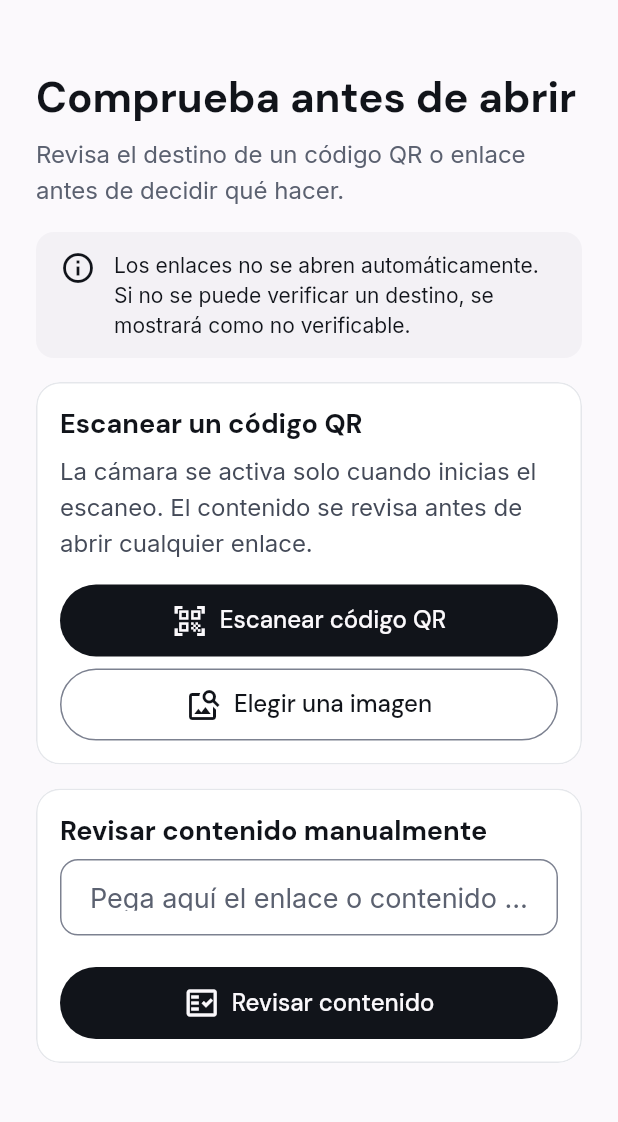
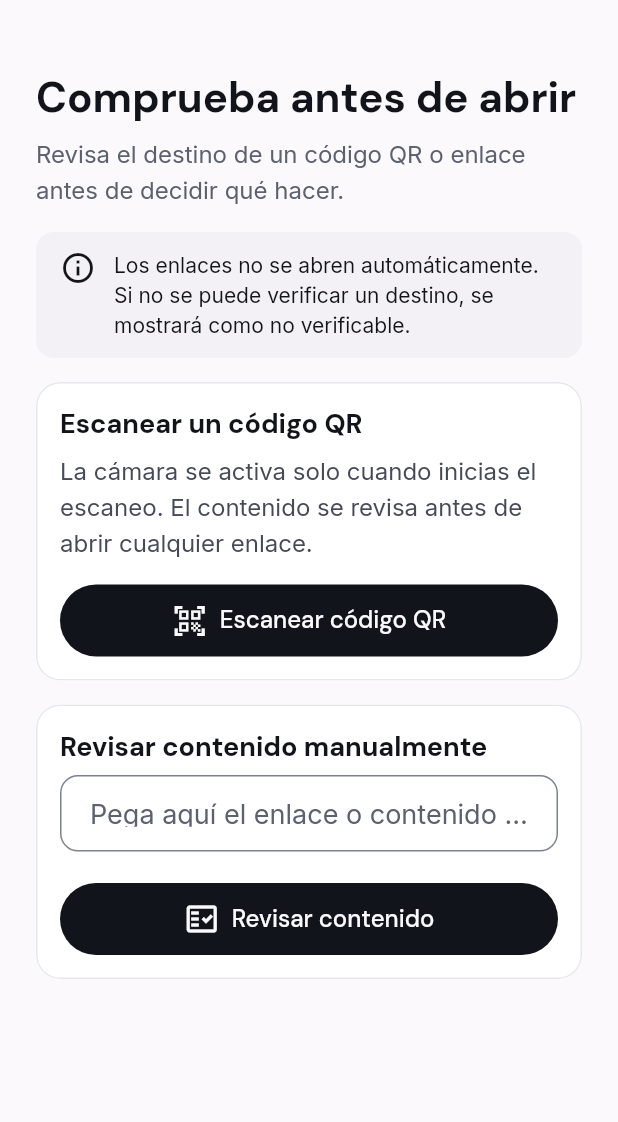
Before and after one commit to bennndev/qhawix, a Flutter app: the QrShieldScreen screen opened directly, on a phone screen of 412 x 824 dp, the part 59-1181 px from its top. Run offline on Flutter 3.47's test engine with Material 3 defaults, Android fonts, the phone set to English and light mode, and no system bars; our stand-ins replace flutter_local_notifications, flutter_native_contact_picker, flutter_secure_storage, geolocator, go_router, native_geofence and 1 more; missing offline and left inert: android_alarm_manager_plus, another_telephony, cryptography, mobile_scanner; accounts and stored records are empty.

Commit message:
fix(qr-shield): remove image selection option

```diff
--- a/ui/lib/features/qr_shield/view/qr_shield_screen.dart
+++ b/ui/lib/features/qr_shield/view/qr_shield_screen.dart
@@ -31,7 +31,6 @@ class _QrShieldScreenState extends State<QrShieldScreen> {
   @override
   Widget build(BuildContext context) {
     final space = context.space;
-    final viewModel = context.watch<QrShieldViewModel>();
 
     return Scaffold(
       appBar: QhawixAppBar(title: 'Escudo QR'),
@@ -70,23 +69,6 @@ class _QrShieldScreenState extends State<QrShieldScreen> {
                       icon: Icons.qr_code_scanner,
                       onPressed: () => context.push('/m/qr-shield/scanner'),
                     ),
-                    SizedBox(height: space.sm),
-                    SecondaryButton(
-                      label: 'Elegir una imagen',
-                      icon: Icons.image_search_outlined,
-                      onPressed: viewModel.isSelectingImage ? null : _pickImage,
-                    ),
-                    if (viewModel.isSelectingImage) ...[
-                      SizedBox(height: space.sm),
-                      const Center(child: CircularProgressIndicator()),
-                    ],
-                    if (viewModel.imageScanMessage case final message?) ...[
-                      SizedBox(height: space.sm),
-                      StatusBanner(
-                        message: message,
-                        kind: StatusBannerKind.caution,
-                      ),
-                    ],
                   ],
                 ),
                 SizedBox(height: space.md),
@@ -143,20 +125,4 @@ class _QrShieldScreenState extends State<QrShieldScreen> {
     context.read<QrShieldViewModel>().inspect(payload);
     context.push('/m/qr-shield/review');
   }
-
-  Future<void> _pickImage() async {
-    final action = await context
-        .read<QrShieldViewModel>()
-        .inspectPickedImage();
-    if (!mounted) return;
-
-    switch (action) {
-      case QrImageScanAction.review:
-        context.push('/m/qr-shield/review');
-      case QrImageScanAction.chooseCandidate:
-        context.push('/m/qr-shield/candidates');
-      case QrImageScanAction.cancelled:
-        break;
-    }
-  }
 }
```
